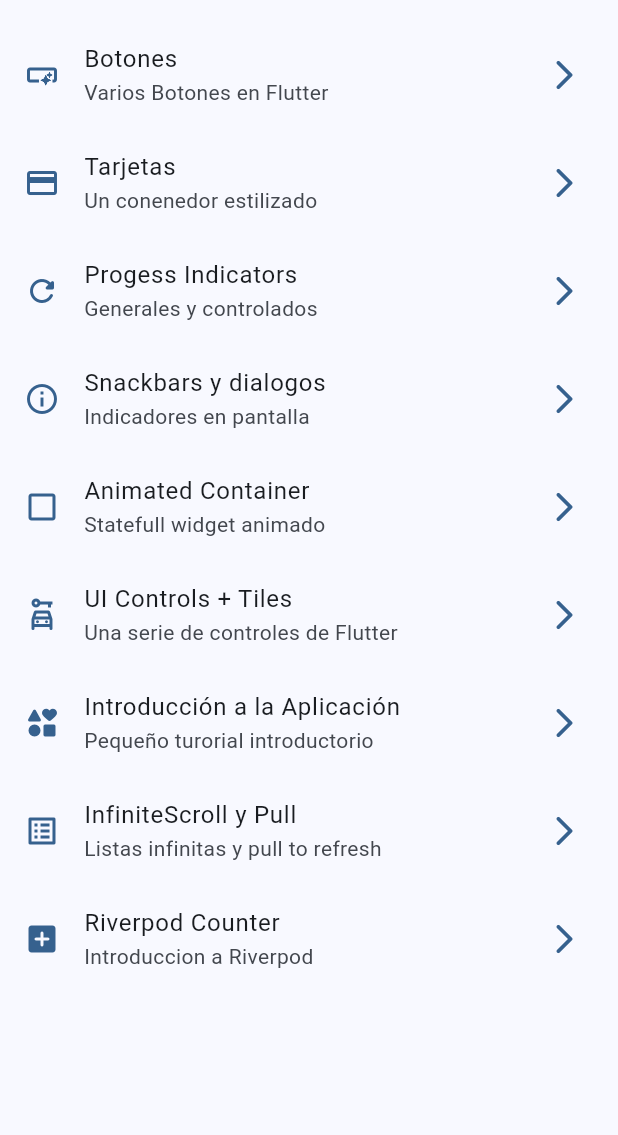
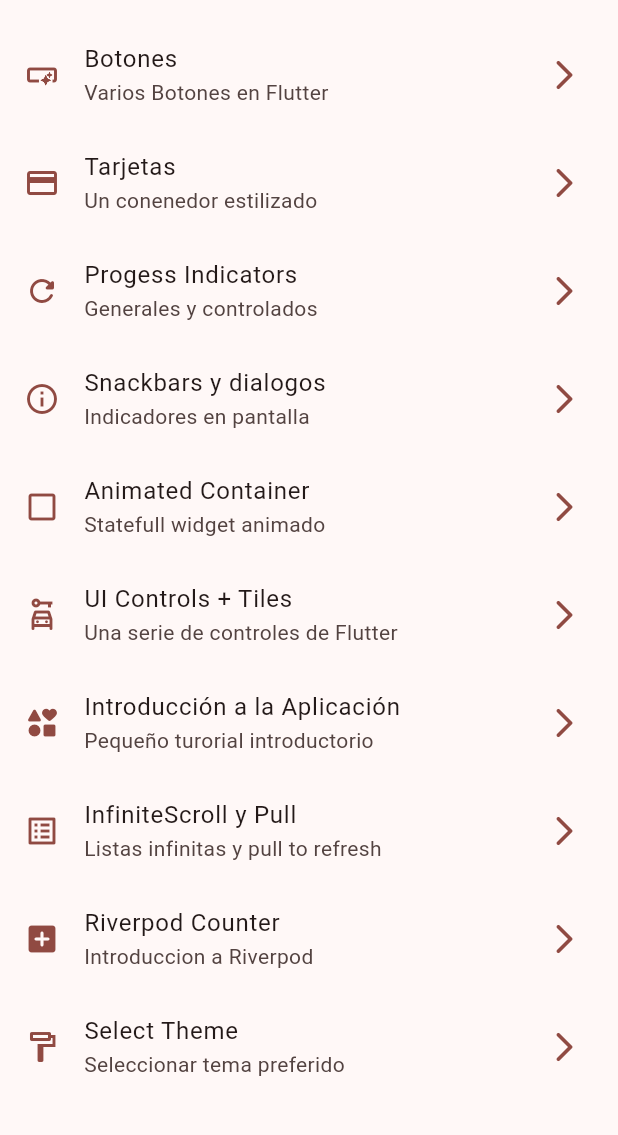
Before and after one commit to EFDEZZ/widgets_app, a Flutter app: the screen it shows after launch, on a phone screen of 412 x 824 dp, the part 63-1198 px from its top. Run offline on Flutter 3.47's test engine with Material 3 defaults, Android fonts, the phone set to English and light mode, and no system bars; our stand-ins replace animate_do, flutter_riverpod, go_router.

Commit message:
Apartado para seleccionar tema de la app implementado

```diff
--- a/lib/config/menu/items/menu_items.dart
+++ b/lib/config/menu/items/menu_items.dart
@@ -68,4 +68,10 @@ List<MenuItems> appMenuItems = [
     links: "/counter",
     icon: Icons.add_box_rounded,
     ),
+  MenuItems(
+    title: "Select Theme",
+    subtitle: "Seleccionar tema preferido",
+    links: "/theme_changer",
+    icon: Icons.format_paint_outlined,
+    ),
 ];
--- a/lib/config/routes/app_routes.dart
+++ b/lib/config/routes/app_routes.dart
@@ -44,5 +44,9 @@ final router = GoRouter(
       path: '/counter',
       builder: (context, state) => const CounterScreen(),
     ),
+    GoRoute(
+      path: '/theme_changer',
+      builder: (context, state) => const ThemeChangerScreen(),
+    ),
   ],
 );
--- a/lib/config/themes/themes.dart
+++ b/lib/config/themes/themes.dart
@@ -11,8 +11,10 @@ import 'package:flutter/material.dart';
 
 class Themes {
   final int selectedColor;
+  final bool isDarkMode;
 
   Themes({
+    this.isDarkMode = false,
     this.selectedColor = 0
     }):assert(selectedColor >= 0, 'Number must be greater then 0' ),
       assert(selectedColor < colors.length, 'Number must be less or equal than ${colors.length-1}' );
@@ -20,6 +22,7 @@ class Themes {
   ThemeData getTheme(){
     return ThemeData(
       colorSchemeSeed: colors[selectedColor],
+      brightness: isDarkMode? Brightness.dark : Brightness.light,
       appBarTheme: const AppBarTheme(
         centerTitle: false,
       ),
--- a/lib/main.dart
+++ b/lib/main.dart
@@ -2,6 +2,7 @@ import 'package:flutter/material.dart';
 import 'package:flutter_riverpod/flutter_riverpod.dart';
 import 'package:widgets_app/config/routes/app_routes.dart';
 import 'package:widgets_app/config/themes/themes.dart';
+import 'package:widgets_app/presentation/providers/theme_provider.dart';
 
 void main() {
   runApp(
@@ -9,15 +10,18 @@ void main() {
   );
 }
 
-class MainApp extends StatelessWidget {
+class MainApp extends ConsumerWidget {
   const MainApp({super.key});
 
   @override
-  Widget build(BuildContext context) {
+  Widget build(BuildContext context, ref) {
+    final selectedColor = ref.watch(selectedColorProvider);
+    final isDarkoMode = ref.watch(isDarkModeProvider);
+
     return MaterialApp.router(
       title: "APP Widgets",
       routerConfig: router,
-      theme: Themes(selectedColor: 1).getTheme(),
+      theme: Themes(selectedColor: selectedColor, isDarkMode:isDarkoMode ).getTheme(),
       debugShowCheckedModeBanner: false,
 
     );
--- a/lib/presentation/providers/theme_provider.dart
+++ b/lib/presentation/providers/theme_provider.dart
@@ -1,3 +1,8 @@
 import 'package:flutter_riverpod/flutter_riverpod.dart';
+import 'package:widgets_app/config/themes/themes.dart';
 
 final isDarkModeProvider = StateProvider((ref) => false,);
+
+final colorListProvider = StateProvider((ref) => colors,);
+
+final selectedColorProvider = StateProvider((ref) => 0,);
--- a/lib/presentation/screens/screens.dart
+++ b/lib/presentation/screens/screens.dart
@@ -1,3 +1,4 @@
+export 'package:widgets_app/presentation/screens/theme_changer/theme_changer_screen.dart';
 export 'package:widgets_app/presentation/screens/animated/animated_screen.dart';
 export 'package:widgets_app/presentation/screens/app_tutorial/app_tutorial_screen.dart';
 export 'package:widgets_app/presentation/screens/infinite_scroll/infinite_scroll_screen.dart';
```
Also changed, not shown: lib/presentation/screens/theme_changer/theme_changer_screen.dart (added, +53 -0 lines).
